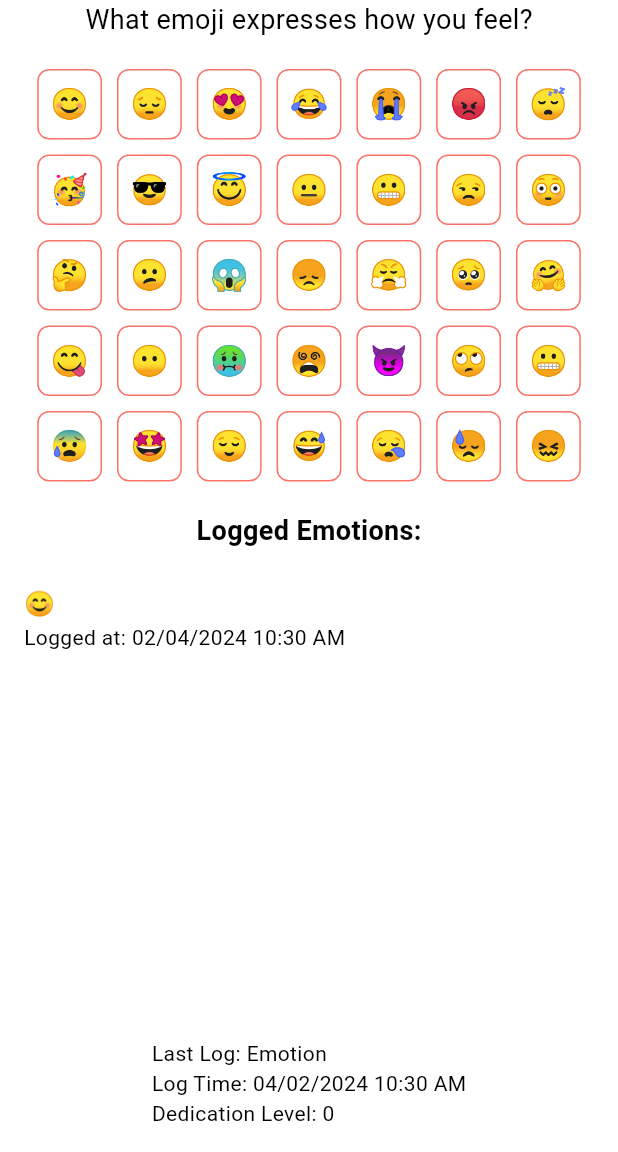
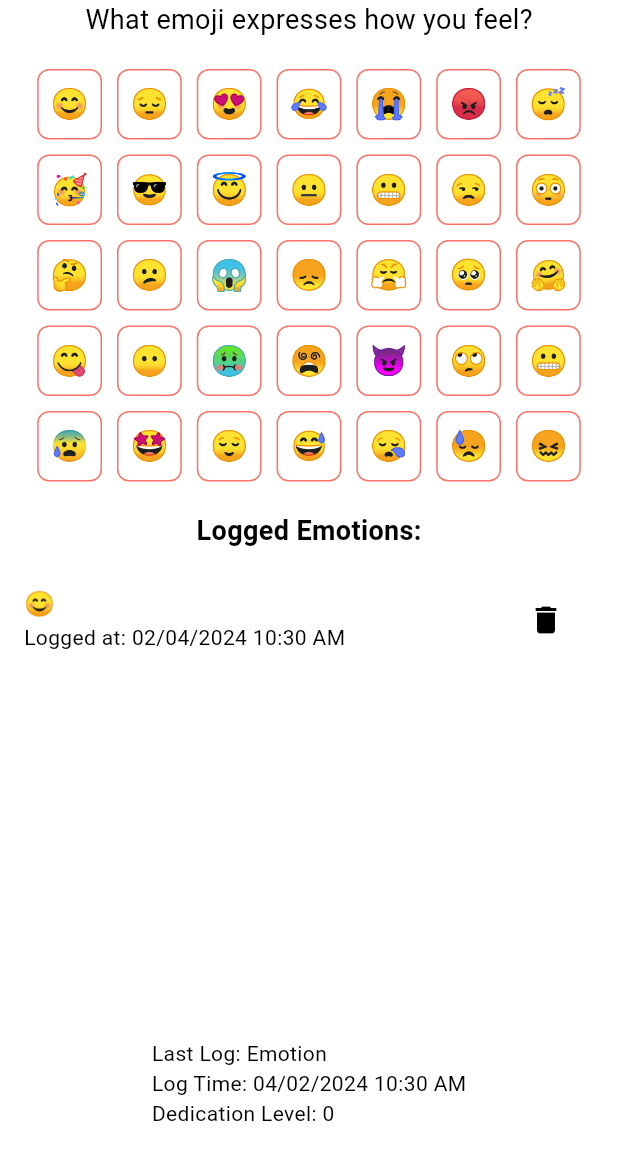
Before and after one commit to onalanb/Healthify-Flutter-Application, a Flutter app: the screen it shows after launch, after a tap on an icon or button, on a phone screen of 412 x 824 dp, the part 84-1236 px from its top. Run offline on Flutter 3.47's test engine with Material 3 defaults, Android fonts, the phone set to English and light mode, and no system bars; our stand-ins replace hive; accounts and stored records are empty.

Commit message:
Added delete method for emotion and logged to database.

```diff
--- a/lib/emotion.dart
+++ b/lib/emotion.dart
@@ -1,13 +1,14 @@
 import 'package:flutter/material.dart';
 import 'package:provider/provider.dart';
 import 'package:intl/intl.dart'; // For date/time formatting
+import 'package:hive/hive.dart';
 import 'recording.dart';
 
 // Emotion Recorder Widget
 // Allows user to choose from one of 30 hard coded emojis to express how they currently feel.
 // Keeps track of their choice and when the emoji was selected, logs their input.
 class EmotionRecorder extends StatefulWidget {
-  final List<Map<String, dynamic>> emotionLogs;
+  final List<Map<dynamic, dynamic>> emotionLogs;
 
   const EmotionRecorder({required this.emotionLogs, Key? key}) : super(key: key);
 
@@ -17,7 +18,7 @@ class EmotionRecorder extends StatefulWidget {
 
 // Stateful widget to record the emotions with emojis.
 class _EmotionRecorderState extends State<EmotionRecorder> {
-  late List<Map<String, dynamic>> emotionLogs;
+  late List<Map<dynamic, dynamic>> emotionLogs;
 
   // Hard-coded list of 35 emojis for the user's selection.
   final List<String> emojiList = [
@@ -34,19 +35,27 @@ class _EmotionRecorderState extends State<EmotionRecorder> {
   }
 
   // Logs the selected emoji from user and creates a timestamp.
-  void logEmotion(String selectedEmoji) {
+  void logEmotion(String selectedEmoji) async {
 
     // Get an instance of RecordingProvider
     final recordingProvider = Provider.of<RecordingProvider>(context, listen: false);
 
+    var now = DateTime.now();
+    var loggedEmotion = {
+      'emoji': selectedEmoji,
+      'timestamp': now,
+    };
+
     // Record the emotion using the provider
     recordingProvider.record('Emotion');
 
+    // Add the emotion to hive database
+    var emotionBox = Hive.box<Map<dynamic, dynamic>>('EmotionBox');
+    emotionBox.put(now.millisecondsSinceEpoch.toString(), loggedEmotion);
+
+    // Add the emotion to our local state that shows on the widget
     setState(() {
-      emotionLogs.insert(0, {
-        'emoji': selectedEmoji,
-        'timestamp': DateTime.now(),
-      });
+      emotionLogs.insert(0, loggedEmotion);
     });
   }
 
@@ -97,6 +106,24 @@ class _EmotionRecorderState extends State<EmotionRecorder> {
                 subtitle: Text(
                   'Logged at: ${DateFormat('MM/dd/yyyy hh:mm a').format(emotionLogs[index]['timestamp'])}',  // Displays the timestamp of the logged emotion.
                 ),
+                trailing: IconButton(
+                  icon: Icon(Icons.delete),
+                  onPressed: () {
+                    // Delete the emotion from hive database
+                    // Add the emotion to hive database
+                    var emotionBox = Hive.box<Map<dynamic, dynamic>>('EmotionBox');
+                    var emotionKey = (emotionLogs[index]['timestamp'] as DateTime).millisecondsSinceEpoch.toString();
+                    emotionBox.delete(emotionKey);
+                    print('Deleting key $emotionKey');
+                    print('Remaining keys ${emotionBox.keys}');
+                    print('Remaining values ${emotionBox.values}');
+
+                    // Delete the emotion from the local list:
+                    setState(() {
+                      emotionLogs.removeAt(index);
+                    });
+                  },
+                ),
               );
             },
           ),
--- a/lib/main.dart
+++ b/lib/main.dart
@@ -1,16 +1,26 @@
 // Baran Onalan
 // January 6th, 2024
 
-// Importing the necessary packages for the project.
 import 'package:flutter/material.dart';
 import 'package:provider/provider.dart';
+import 'package:hive/hive.dart';
+import 'package:path_provider/path_provider.dart';
 
 import 'emotion.dart';
 import 'diet.dart';
 import 'workout.dart';
 import 'recording.dart';
 
-void main() {
+void main() async {
+  WidgetsFlutterBinding.ensureInitialized();
+  final appDocumentDir = await getApplicationDocumentsDirectory();
+  Hive.init(appDocumentDir.path);
+
+  // Delete the hive boxes to start fresh
+  //await Hive.deleteBoxFromDisk('EmotionBox');
+
+  await Hive.openBox<Map<dynamic, dynamic>>('EmotionBox');
+
   runApp(
     MultiProvider(
       providers: [
@@ -31,7 +41,7 @@ class HealthifyApp extends StatelessWidget {
           backgroundColor: Color(0xDED04646), // Background color for app bar.
         ),
         colorScheme: ColorScheme.fromSwatch(
-          primarySwatch: Colors.green,  // Background color for the app.
+          primarySwatch: Colors.deepOrange,  // Background color for the app.
         ),
       ),
       home: Scaffold(
@@ -117,16 +127,21 @@ class _HomePageState extends State<HomePage> {
 
 // Page view widget displaying different recorders.
 class WidgetPageView extends StatelessWidget {
-  List<Map<String, dynamic>> workoutLogs = [];
-  List<Map<String, dynamic>> dietLogs = [];
-  List<Map<String, dynamic>> emotionLogs = [];
-
   final Key emotionRecorderKey = UniqueKey();
   final Key dietRecorderKey = UniqueKey();
   final Key workoutRecorderKey = UniqueKey();
 
   @override
   Widget build(BuildContext context) {
+    var emotionBox = Hive.box<Map<dynamic, dynamic>>('EmotionBox');
+    List<Map<dynamic, dynamic>> allEmotions = emotionBox.values.toList();
+    print('allEmotions: $allEmotions');
+    List<Map<dynamic, dynamic>> emotionLogs = allEmotions.reversed.toList();
+    print('emotionLogs: $emotionLogs');
+
+    List<Map<String, dynamic>> workoutLogs = [];
+    List<Map<String, dynamic>> dietLogs = [];
+
     return PageView(
       children: [
         EmotionRecorder(emotionLogs: emotionLogs, key: emotionRecorderKey), // First page - Emotion Recorder.
--- a/pubspec.yaml
+++ b/pubspec.yaml
@@ -13,6 +13,8 @@ dependencies:
   cupertino_icons: ^1.0.2
   intl: ^0.19.0 # Added for date formatting
   provider: ^6.1.1
+  hive: ^2.2.3
+  path_provider: ^2.1.2
 
 dev_dependencies:
   flutter_test:
```
Also changed, not shown: lib/diet.dart (+18 -1 lines), pubspec.lock.
